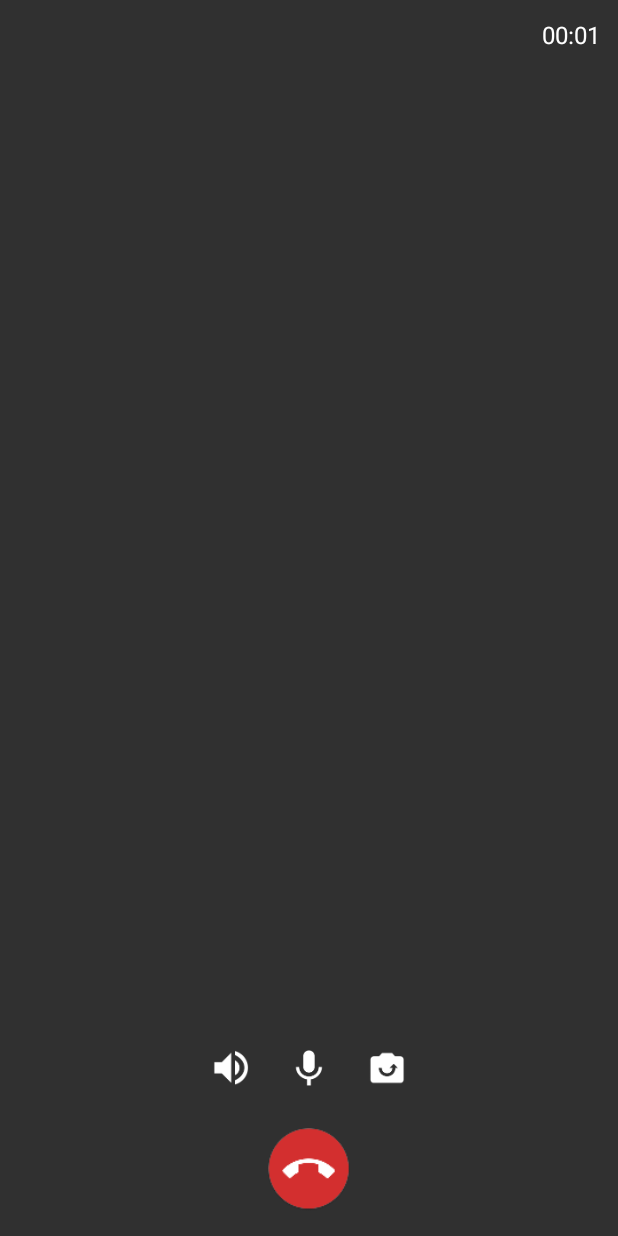
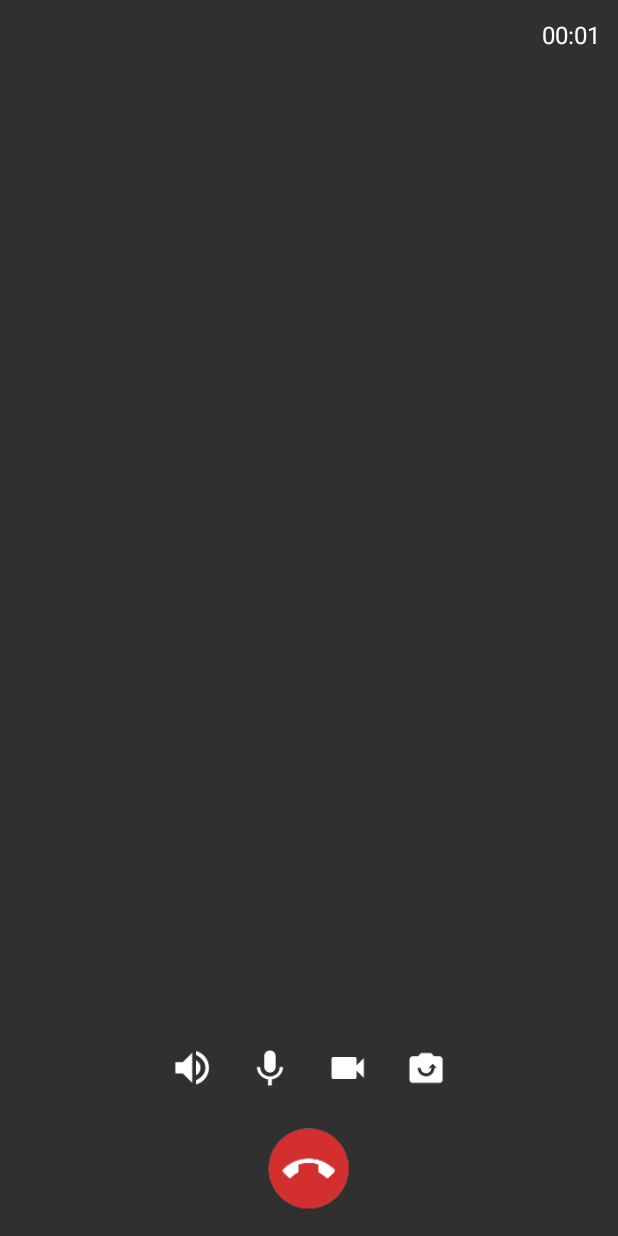
Before and after one commit to andhikayuana/qiscus-call-sdk-wrapper-android, an Android app: the fragment VideoCallFragment placed in its activity, on a phone screen of 412 x 824 dp. Run offline under Robolectric (Android 15) with nearby library versions, the phone set to English and light mode, and no system bars; libraries missing offline, so code that uses them is left out: io.agora.rtc; pictures from the network do not load; 12 statements that could not run were skipped.

Commit message:
config toggle button video

```diff
--- a/call-wrapper/src/main/java/com/qiscus/sdk/call/wrapper/data/config/CallConfig.java
+++ b/call-wrapper/src/main/java/com/qiscus/sdk/call/wrapper/data/config/CallConfig.java
@@ -24,6 +24,7 @@ public class CallConfig {
     private int backgroundColor;
     private int backgroundImage;
     private boolean isOngoingNotificationEnable = true;
+    private boolean disableVideoToggleButton = false;
     private int onGoingSmallIcon = R.drawable.ic_qiscus_accept_voice_call;
     private int onGoingLargeIcon = R.drawable.ic_qiscus_accept_voice_call;
     private int endCallButton = R.drawable.bt_qiscus_end_call;
@@ -633,6 +634,19 @@ public class CallConfig {
     }
 
     /**
+     * disable video button
+     * @param disabled
+     */
+    public CallConfig setDisableVideoToggleButton(boolean disabled) {
+        disableVideoToggleButton = disabled;
+        return this;
+    }
+
+    public boolean isDisableVideoToggleButton() {
+        return disableVideoToggleButton;
+    }
+
+    /**
      * interface call panel
      */
     public interface CallPanelListener {
--- a/call-wrapper/src/main/java/com/qiscus/sdk/call/wrapper/ui/fragment/VideoCallFragment.java
+++ b/call-wrapper/src/main/java/com/qiscus/sdk/call/wrapper/ui/fragment/VideoCallFragment.java
@@ -27,7 +27,7 @@ public class VideoCallFragment extends CallFragment {
     private void initView(View view) {
         btnSwitchCamera = view.findViewById(R.id.button_switch_camera);
         btnVideo = view.findViewById(R.id.button_video);
-        btnVideo.setVisibility(View.GONE);
+        btnVideo.setVisibility(QiscusRtc.getCallConfig().isDisableVideoToggleButton() ? View.GONE : View.VISIBLE);
 
         final int cameraFrontIcon = QiscusRtc.getCallConfig().getFrontCameraIcon();
         final int cameraRearIcon = QiscusRtc.getCallConfig().getRearCameraIcon();
```
